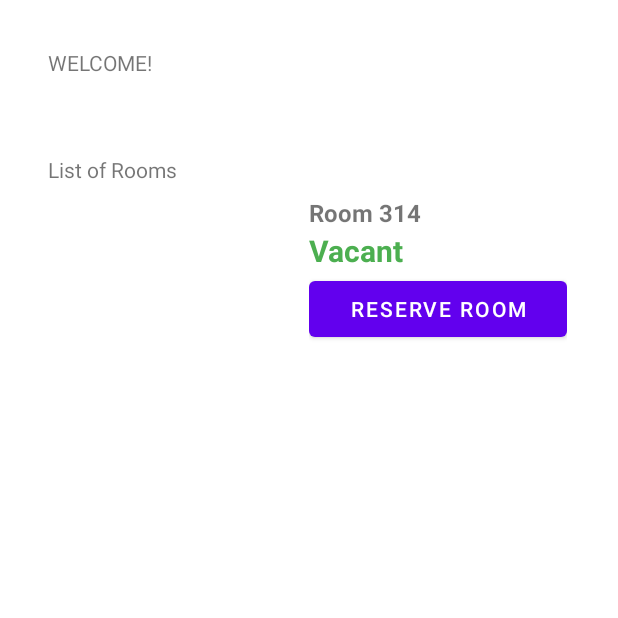
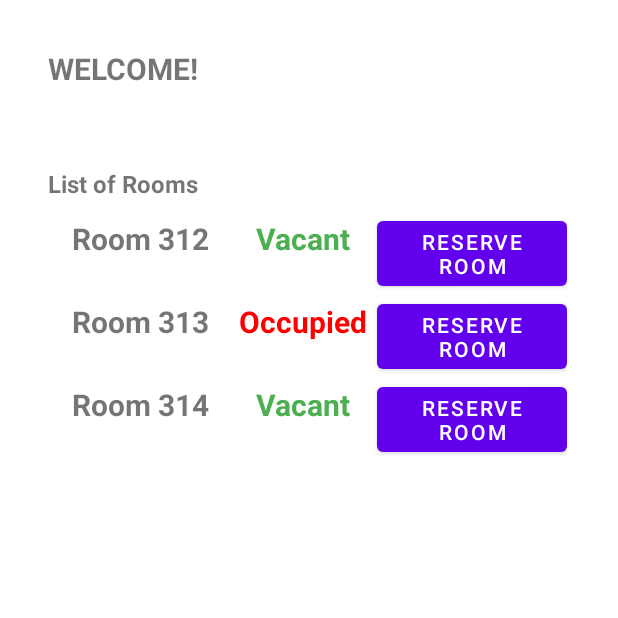
Before and after one commit to ingentewarren/ThesisMobileAppV2, an Android app: the room_list_activity screen opened directly, with no data from a screen before it, on a phone screen of 412 x 824 dp, the top half of it. Run offline under Robolectric (Android 15) with nearby library versions, the phone set to English and light mode, and no system bars.

Commit message:
Sign in Button and Reserve Button are now functional

```diff
--- a/app/src/main/java/com/example/thesisprojectmobileapp/MainActivity.java
+++ b/app/src/main/java/com/example/thesisprojectmobileapp/MainActivity.java
@@ -2,13 +2,34 @@ package com.example.thesisprojectmobileapp;
 
 import androidx.appcompat.app.AppCompatActivity;
 
+import android.content.Intent;
 import android.os.Bundle;
+import android.view.View;
+import android.widget.Button;
 
 public class MainActivity extends AppCompatActivity {
+
+    private Button btnSignIn;
+
 
     @Override
     protected void onCreate(Bundle savedInstanceState) {
         super.onCreate(savedInstanceState);
         setContentView(R.layout.activity_main);
+
+        btnSignIn = (Button) findViewById(R.id.btn_signIn);
+        btnSignIn.setOnClickListener(new View.OnClickListener() {
+            @Override
+            public void onClick(View view) {
+                openSignIn();
+            }
+        });
+
+
+    }
+
+    public void openSignIn() {
+        Intent intent = new Intent(this, room_list_activity.class);
+        startActivity(intent);
     }
 }
--- a/app/src/main/java/com/example/thesisprojectmobileapp/ReserveActivity.java
+++ b/app/src/main/java/com/example/thesisprojectmobileapp/ReserveActivity.java
@@ -9,7 +9,7 @@ import java.util.Calendar;
 
 public class ReserveActivity<Calendar> extends AppCompatActivity {
 
-
+    private Button btnSignIn;
 
     @Override
     protected void onCreate(Bundle savedInstanceState) {
@@ -17,5 +17,6 @@ public class ReserveActivity<Calendar> extends AppCompatActivity {
         setContentView(R.layout.activity_reserve);
 
 
+
     }
 }
--- a/app/src/main/java/com/example/thesisprojectmobileapp/room_list_activity.java
+++ b/app/src/main/java/com/example/thesisprojectmobileapp/room_list_activity.java
@@ -2,13 +2,50 @@ package com.example.thesisprojectmobileapp;
 
 import androidx.appcompat.app.AppCompatActivity;
 
+import android.content.Intent;
 import android.os.Bundle;
+import android.view.View;
+import android.widget.Button;
 
 public class room_list_activity extends AppCompatActivity {
+
+    private Button btnRoomReserve312;
+    private Button btnRoomReserve313;
+    private Button btnRoomReserve314;
+
 
     @Override
     protected void onCreate(Bundle savedInstanceState) {
         super.onCreate(savedInstanceState);
         setContentView(R.layout.activity_room_list);
+
+        btnRoomReserve312 = (Button) findViewById(R.id.btn_ReserveRoom312);
+        btnRoomReserve312.setOnClickListener(new View.OnClickListener() {
+            @Override
+            public void onClick(View view) {
+                openReserve();
+            }
+        });
+
+        btnRoomReserve313 = (Button) findViewById(R.id.btn_RoomReserve313);
+        btnRoomReserve313.setOnClickListener(new View.OnClickListener() {
+            @Override
+            public void onClick(View view) {
+                openReserve();
+            }
+        });
+
+        btnRoomReserve314 = (Button) findViewById(R.id.btn_RoomReserve314);
+        btnRoomReserve314.setOnClickListener(new View.OnClickListener() {
+            @Override
+            public void onClick(View view) {
+                openReserve();
+            }
+        });
+    }
+
+    public void openReserve() {
+        Intent intent = new Intent(this, ReserveActivity.class);
+        startActivity(intent);
     }
 }
--- a/app/src/main/res/layout/activity_main.xml
+++ b/app/src/main/res/layout/activity_main.xml
@@ -4,7 +4,6 @@
     xmlns:tools="http://schemas.android.com/tools"
     android:layout_width="match_parent"
     android:layout_height="match_parent"
-    android:background="@android:color/white"
     tools:context=".MainActivity">
 
     <TextView
@@ -74,7 +73,7 @@
         app:layout_constraintTop_toBottomOf="@+id/textViewPassword" />
 
     <Button
-        android:id="@+id/button"
+        android:id="@+id/btn_signIn"
         android:layout_width="187dp"
         android:layout_height="48dp"
         android:layout_marginTop="24dp"
--- a/app/src/main/res/layout/activity_room_list.xml
+++ b/app/src/main/res/layout/activity_room_list.xml
@@ -13,6 +13,8 @@
         android:layout_marginStart="32dp"
         android:layout_marginTop="32dp"
         android:text="WELCOME!"
+        android:textSize="20sp"
+        android:textStyle="bold"
         app:layout_constraintStart_toStartOf="parent"
         app:layout_constraintTop_toTopOf="parent" />
 
@@ -23,10 +25,13 @@
         android:layout_marginStart="32dp"
         android:layout_marginTop="52dp"
         android:text="List of Rooms"
+        android:textSize="16sp"
+        android:textStyle="bold"
         app:layout_constraintStart_toStartOf="parent"
         app:layout_constraintTop_toBottomOf="@+id/textView7" />
 
     <ScrollView
+        android:id="@+id/scrollView2"
         android:layout_width="343dp"
         android:layout_height="500dp"
         android:layout_marginTop="8dp"
@@ -34,60 +39,116 @@
         app:layout_constraintStart_toStartOf="parent"
         app:layout_constraintTop_toBottomOf="@+id/textView10">
 
-
         <LinearLayout
-        android:layout_width="match_parent"
-        android:layout_height="wrap_content"
-        android:orientation="vertical">
+            android:layout_width="match_parent"
+            android:layout_height="wrap_content"
+            android:orientation="vertical">
 
             <LinearLayout
                 android:layout_width="match_parent"
                 android:layout_height="wrap_content"
                 android:orientation="horizontal">
 
-                <LinearLayout
-                android:layout_width="0dp"
-                android:layout_height="match_parent"
-                android:layout_weight="1"
-                android:orientation="horizontal"></LinearLayout>
-
-                <LinearLayout
-                android:layout_width="0dp"
-                android:layout_height="100dp"
-                android:layout_weight="1"
-                android:orientation="vertical">
-
-
                 <TextView
-                    android:id="@+id/textView13"
-                    android:layout_width="match_parent"
+                    android:layout_width="110dp"
                     android:layout_height="wrap_content"
                     android:layout_weight="1"
-                    android:text="Room 314"
-                    android:textSize="16sp"
+                    android:text="Room 312"
+                    android:textAlignment="center"
+                    android:textSize="20sp"
                     android:textStyle="bold" />
 
                 <TextView
-                    android:id="@+id/textView12"
-                    android:layout_width="match_parent"
+                    android:id="@+id/textView14"
+                    android:layout_width="90dp"
                     android:layout_height="wrap_content"
                     android:layout_weight="1"
                     android:text="Vacant"
+                    android:textAlignment="center"
                     android:textColor="#4CAF50"
                     android:textSize="20sp"
                     android:textStyle="bold" />
 
                 <Button
-                    android:id="@+id/button5"
-                    android:layout_width="match_parent"
+                    android:id="@+id/btn_ReserveRoom312"
+                    android:layout_width="118dp"
                     android:layout_height="wrap_content"
                     android:layout_weight="1"
                     android:text="Reserve Room" />
+
             </LinearLayout>
 
+            <LinearLayout
+                android:layout_width="match_parent"
+                android:layout_height="wrap_content"
+                android:orientation="horizontal">
+
+                <TextView
+                    android:layout_width="110dp"
+                    android:layout_height="wrap_content"
+                    android:layout_weight="1"
+                    android:text="Room 313"
+                    android:textAlignment="center"
+                    android:textSize="20sp"
+                    android:textStyle="bold" />
+
+                <TextView
+                    android:id="@+id/textView15"
+                    android:layout_width="90dp"
+                    android:layout_height="wrap_content"
+                    android:layout_weight="1"
+                    android:text="Occupied"
+                    android:textAlignment="center"
+                    android:textColor="#FF0000"
+                    android:textSize="20sp"
+                    android:textStyle="bold" />
+
+                <Button
+                    android:id="@+id/btn_RoomReserve313"
+                    android:layout_width="118dp"
+                    android:layout_height="wrap_content"
+                    android:layout_weight="1"
+                    android:text="Reserve Room" />
+
             </LinearLayout>
+
+            <LinearLayout
+                android:layout_width="match_parent"
+                android:layout_height="wrap_content"
+                android:orientation="horizontal">
+
+                <TextView
+                    android:layout_width="110dp"
+                    android:layout_height="wrap_content"
+                    android:layout_weight="1"
+                    android:text="Room 314"
+                    android:textAlignment="center"
+                    android:textSize="20sp"
+                    android:textStyle="bold" />
+
+                <TextView
+                    android:id="@+id/textView16"
+                    android:layout_width="90dp"
+                    android:layout_height="wrap_content"
+                    android:layout_weight="1"
+                    android:text="Vacant"
+                    android:textAlignment="center"
+                    android:textColor="#4CAF50"
+                    android:textSize="20sp"
+                    android:textStyle="bold" />
+
+                <Button
+                    android:id="@+id/btn_RoomReserve314"
+                    android:layout_width="118dp"
+                    android:layout_height="wrap_content"
+                    android:layout_weight="1"
+                    android:text="Reserve Room" />
+
+            </LinearLayout>
+
+            <!-- Add more layouts and content here -->
+
         </LinearLayout>
-
 
     </ScrollView>
 
```
